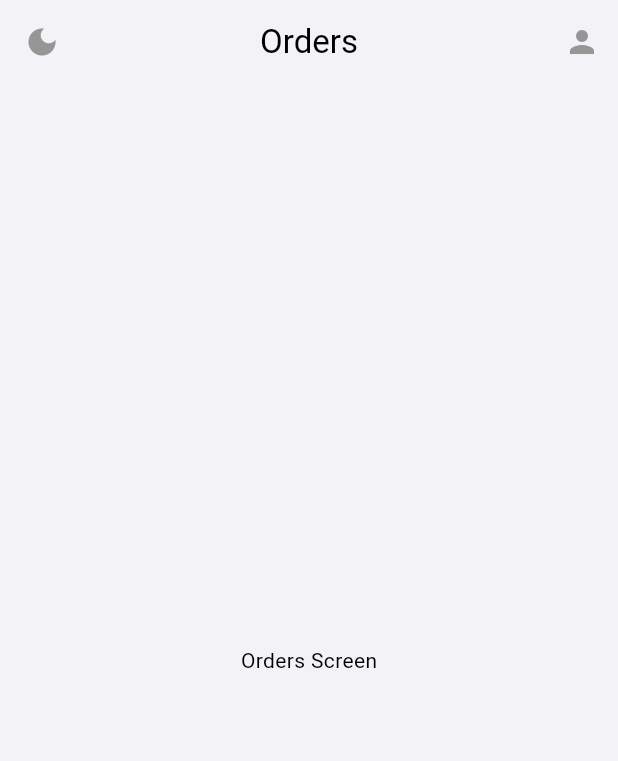
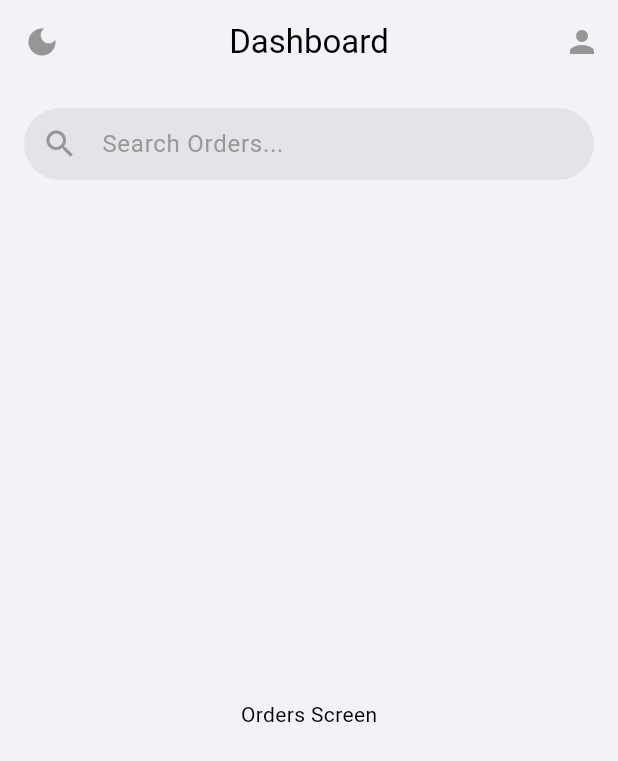
Before and after one commit to SimpliMinimalist/dozo, a Flutter app: the screen it shows after launch, on a phone screen of 412 x 824 dp. Shown: the top 761 px of the screen. Run offline on Flutter 3.47's test engine with Material 3 defaults, Android fonts, the phone set to English and light mode, and no system bars.

Commit message:
feat: Add search bar to OrdersScreen

```diff
--- a/lib/app.dart
+++ b/lib/app.dart
@@ -21,7 +21,7 @@ class MyApp extends StatelessWidget {
           home: Scaffold(
             appBar: AppBar(
               centerTitle: true,
-              title: const Text('Orders'),
+              title: const Text('Dashboard'),
               leading: IconButton(
                   icon: Icon(themeProvider.themeMode == ThemeMode.dark ? Icons.light_mode : Icons.dark_mode),
                   onPressed: () => themeProvider.toggleTheme(),
--- a/lib/features/orders/presentation/views/orders_screen.dart
+++ b/lib/features/orders/presentation/views/orders_screen.dart
@@ -1,12 +1,20 @@
 import 'package:flutter/material.dart';
+import 'package:myapp/features/orders/presentation/widgets/search_bar.dart';
 
 class OrdersScreen extends StatelessWidget {
   const OrdersScreen({super.key});
 
   @override
   Widget build(BuildContext context) {
-    return const Center(
-      child: Text('Orders Screen'),
+    return Column(
+      children: const [
+        OrdersSearchBar(),
+        Expanded(
+          child: Center(
+            child: Text('Orders Screen'),
+          ),
+        ),
+      ],
     );
   }
 }
--- /dev/null
+++ b/lib/features/orders/presentation/widgets/search_bar.dart
@@ -0,0 +1,35 @@
+import 'package:flutter/material.dart';
+import 'package:myapp/core/themes/colors.dart';
+
+class OrdersSearchBar extends StatelessWidget {
+  const OrdersSearchBar({super.key});
+
+  @override
+  Widget build(BuildContext context) {
+    final isDarkMode = Theme.of(context).brightness == Brightness.dark;
+    final searchBarBackgroundColor =
+        isDarkMode ? searchBarBackgroundDark : searchBarBackgroundLight;
+    final searchBarPlaceholderColor =
+        isDarkMode ? searchBarPlaceholderDark : searchBarPlaceholderLight;
+    final searchBarIconColor = isDarkMode ? iconDark : iconLight;
+
+    return Padding(
+      padding: const EdgeInsets.fromLTRB(16.0, 16.0, 16.0, 8.0),
+      child: TextField(
+        decoration: InputDecoration(
+          hintText: 'Search Orders...',
+          hintStyle: TextStyle(color: searchBarPlaceholderColor),
+          prefixIcon: Icon(Icons.search, color: searchBarIconColor),
+          filled: true,
+          fillColor: searchBarBackgroundColor,
+          contentPadding:
+              const EdgeInsets.symmetric(vertical: 0, horizontal: 20),
+          border: OutlineInputBorder(
+            borderRadius: BorderRadius.circular(30.0),
+            borderSide: BorderSide.none,
+          ),
+        ),
+      ),
+    );
+  }
+}
```
Also changed, not shown: 1 other file.
